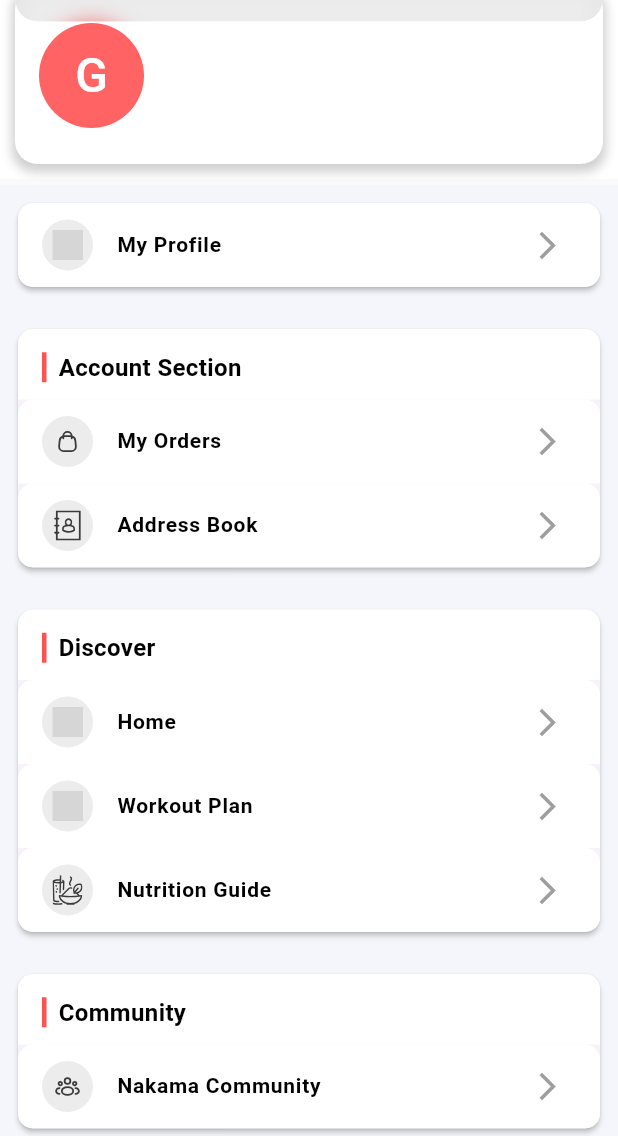
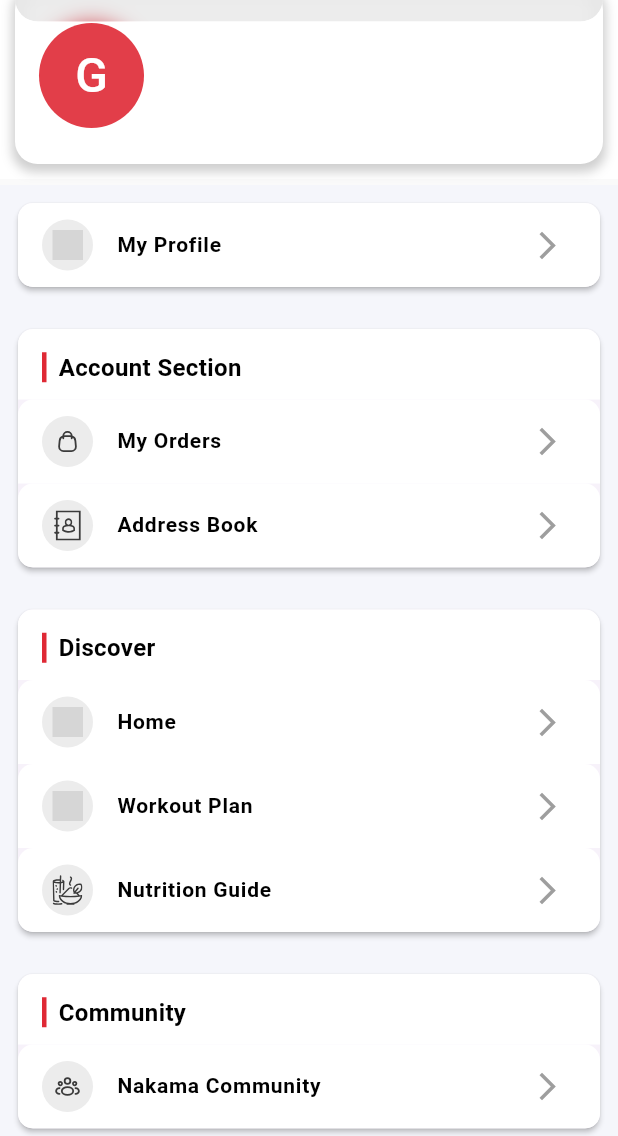
Before and after one commit to subuhh/conquest, a Flutter app: the screen it shows once a user with an empty profile is signed in, after a tap on the "menu" icon, on a phone screen of 412 x 824 dp, the part 100-1236 px from its top. Run offline on Flutter 3.47's test engine with Material 3 defaults, Android fonts, the phone set to English and light mode, and no system bars; our stand-ins replace cached_network_image, carousel_slider, cloud_firestore, firebase_auth, firebase_core, flutter_rating_bar and 10 more; accounts and stored records are empty; network calls fail; Roboto replaces fonts that are missing (Poppins); grey boxes are pictures that could not be loaded.

Commit message:
ui chanages

```diff
--- a/lib/common/widgets/searchbar.dart
+++ b/lib/common/widgets/searchbar.dart
@@ -1,3 +1,4 @@
+import 'package:conquest/features/utils/constants/colors.dart';
 import 'package:flutter/material.dart';
 import 'package:iconsax/iconsax.dart';
 
@@ -14,7 +15,8 @@ class Searchbar extends StatelessWidget {
       child: Container(
         height: 50.0, // Adjust the height as needed
         decoration: BoxDecoration(
-          color: Colors.grey[200], // Light grey background
+          border: Border.all(color: TColors.white),
+          color: TColors.grey, // Light grey background
           borderRadius: BorderRadius.circular(15.0),
         ),
         child: const TextField(
--- a/lib/features/BottomNavBar/bottom_nav_bar.dart
+++ b/lib/features/BottomNavBar/bottom_nav_bar.dart
@@ -83,7 +83,7 @@ class _BottomNavBarState extends State<BottomNavBar> {
                 _pageController.animateToPage(
                   index,
                   duration: const Duration(milliseconds: 300),
-                  curve: Curves.easeInOut,
+                  curve: Curves.bounceIn,
                 );
               },
               removeMargins: false,
--- a/lib/features/MarketPlace/Cart/Screen/CartItem.dart
+++ b/lib/features/MarketPlace/Cart/Screen/CartItem.dart
@@ -36,11 +36,11 @@ class _CartItemState extends State<CartItem> {
     final textTheme = Theme.of(context).textTheme;
 
     return Padding(
-      padding: const EdgeInsets.symmetric(vertical: TSizes.spaceBtwItems/2),
+      padding: const EdgeInsets.symmetric(vertical: TSizes.spaceBtwItems/3),
       child: Card(
         elevation: 0.25,
         color: Colors.white,
-        margin: const EdgeInsets.symmetric(vertical: 8.0, horizontal: 16.0),
+        margin: const EdgeInsets.symmetric(vertical: 0, horizontal: 16.0),
         shape: RoundedRectangleBorder(borderRadius: BorderRadius.circular(15)),
         child: Padding(
           padding: const EdgeInsets.all(16.0),
--- a/lib/features/MarketPlace/Category/Category Screen.dart
+++ b/lib/features/MarketPlace/Category/Category Screen.dart
@@ -11,10 +11,12 @@ class CategoryScreen extends StatelessWidget {
     return Scaffold(
       backgroundColor: TColors.secondaryBackground,
       appBar: AppBar(
+        leading: IconButton(onPressed: ()=>Navigator.pop(context), icon: Icon(Icons.arrow_back,color: Colors.white,)),
+        backgroundColor: TColors.primary,
         title: Text('Category Title', style: Theme
             .of(context)
             .textTheme
-            .titleMedium,),
+            .titleMedium!.apply(color: Colors.white),),
         centerTitle: true,
       ),
       body: ListView.builder(
--- a/lib/features/MarketPlace/Products/Products_screen/products_section.dart
+++ b/lib/features/MarketPlace/Products/Products_screen/products_section.dart
@@ -1,4 +1,5 @@
 import 'package:conquest/features/MarketPlace/Products/ProductCard/productCardSmall.dart';
+import 'package:conquest/features/utils/constants/colors.dart';
 import 'package:flutter/material.dart';
 import 'package:shimmer/shimmer.dart';
 import '../../../../../core/model/product.dart';
@@ -31,10 +32,7 @@ class _ProductsSectionState extends State<ProductsSection> {
             children: [
               Text(
                 widget.title,
-                style: const TextStyle(
-                  fontSize: 20,
-                  fontWeight: FontWeight.bold,
-                ),
+                style: Theme.of(context).textTheme.titleMedium
               ),
               TextButton(
                 onPressed: () {},
--- a/lib/features/MarketPlace/Products/products_widgets/bottom_add_to_cart_widget.dart
+++ b/lib/features/MarketPlace/Products/products_widgets/bottom_add_to_cart_widget.dart
@@ -21,7 +21,7 @@ class BottomAddToCartWidget extends StatelessWidget {
               style: ElevatedButton.styleFrom(
                 padding: const EdgeInsets.all(TSizes.md),
                 backgroundColor: TColors.white,
-                side: const BorderSide(color: TColors.black, width: 1.5),
+                side: const BorderSide(color: TColors.darkGrey, width: 1.5),
               ),
               child: Text(
                 'Buy Now',
--- a/lib/features/MarketPlace/Products/products_widgets/product_meta_data.dart
+++ b/lib/features/MarketPlace/Products/products_widgets/product_meta_data.dart
@@ -158,10 +158,10 @@ class ProductMetaData extends StatelessWidget {
           // Price With Premium
           Container(
             padding:
-                const EdgeInsets.only(left: 10, right: 10, top: 8, bottom: 8),
+                const EdgeInsets.only(left: 0, right: 10, top: 8, bottom: 0),
             decoration: BoxDecoration(
               borderRadius: BorderRadius.circular(12),
-              border: Border.all(color: TColors.primary),
+              //border: Border.all(color: TColors.darkGrey),
             ),
             child: Row(
               mainAxisSize: MainAxisSize.min,
--- a/lib/features/utils/constants/colors.dart
+++ b/lib/features/utils/constants/colors.dart
@@ -2,7 +2,8 @@ import 'package:flutter/material.dart';
 
 class TColors {
   // App theme colors
-  static const Color primary = Colors.redAccent;
+  static const Color primary = Color(0xFFDF2935);
+      //Colors.redAccent;
   static const Color secondary = Color(0xFFFFE24B);
   static const Color accent = Color(0xFFb0c7ff);
 
--- a/lib/features/utils/theme/customthemes/chip_theme.dart
+++ b/lib/features/utils/theme/customthemes/chip_theme.dart
@@ -5,7 +5,7 @@ class TChipTheme {
   TChipTheme._();
 
   static ChipThemeData lightChipTheme = ChipThemeData(
-    disabledColor: TColors.grey.withOpacity(0.4),
+    disabledColor: TColors.white,
     labelStyle: const TextStyle(color: TColors.black),
     selectedColor: TColors.primary,
     padding: const EdgeInsets.symmetric(horizontal: 12.0, vertical: 12),
--- a/lib/features/utils/theme/customthemes/elevated_button_theme.dart
+++ b/lib/features/utils/theme/customthemes/elevated_button_theme.dart
@@ -1,3 +1,4 @@
+import 'package:conquest/features/utils/constants/colors.dart';
 import 'package:flutter/material.dart';
 
 class TElevatedButtonTheme{
@@ -8,7 +9,7 @@ class TElevatedButtonTheme{
     style: ElevatedButton.styleFrom(
       elevation: 0,
       foregroundColor: Colors.white,
-      backgroundColor: Colors.redAccent,
+      backgroundColor: TColors.primary,
       disabledForegroundColor: Colors.grey,
       disabledBackgroundColor: Colors.grey,
       side: const BorderSide(color: Colors.transparent),
```
Also changed, not shown: lib/features/MarketPlace/Cart/Screen/cart_screen.dart (+4 -10 lines), lib/features/MarketPlace/Products/ProductCard/productCardSmall.dart (+5 -3 lines), lib/features/MarketPlace/Products/Products_screen/product_detail.dart (+6 -5 lines), lib/features/MarketPlace/WishList/WIshListScreen.dart (+16 -4 lines), pubspec.yaml (+8 -0 lines), pubspec.lock, 28 other files.
